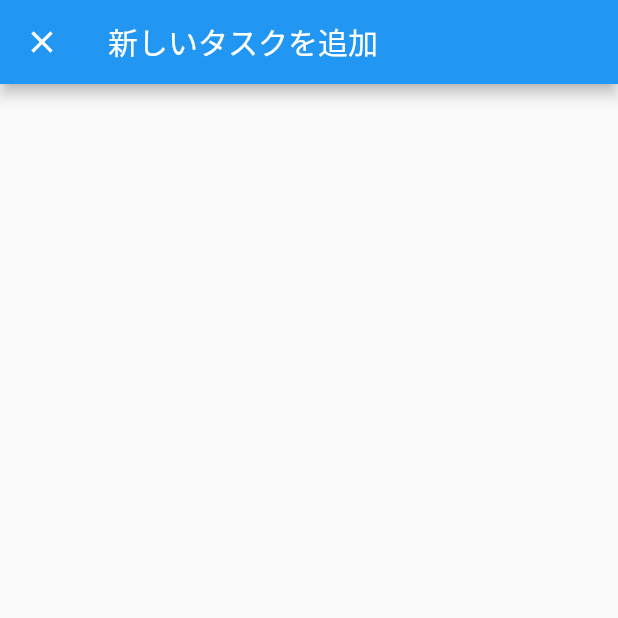
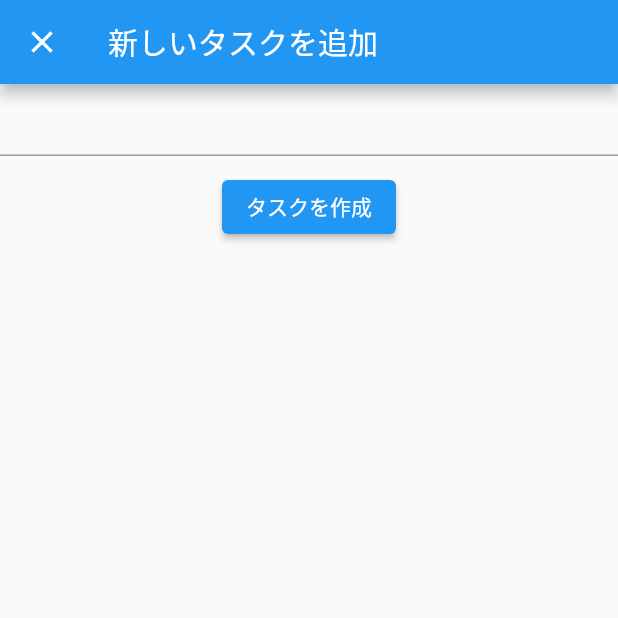
Before and after one commit to Gonmura-inc/riverpod_training, a Flutter app: the screen it shows after launch, after a tap on the "add" icon, on a phone screen of 412 x 824 dp, the top half of it. Run offline on Flutter 3.47's test engine with Material 2 defaults, Android fonts, the phone set to English and light mode, and no system bars; our stand-ins replace cloud_firestore, firebase_core, flutter_hooks, freezed_annotation, go_router, hooks_riverpod and 2 more; accounts and stored records are empty; generated files the repository leaves out were written again; statements that could not run were skipped.

Commit message:
タスク追加処理

```diff
--- a/lib/app.dart
+++ b/lib/app.dart
@@ -2,7 +2,7 @@ import 'package:flutter/material.dart';
 import 'package:hooks_riverpod/hooks_riverpod.dart';
 import 'package:riverpod_training/app_router.dart';
 
-//stlと打つと stlConsumerという候補が出てくるので、それを押すとConsumerWidgetの雛形ができます
+//stlと打つと stlConsumerという候補が出てくるので、それを押すとConsumerWidgetの雛形ができる
 class MyApp extends ConsumerWidget {
   const MyApp({super.key});
 
--- a/lib/app_router.dart
+++ b/lib/app_router.dart
@@ -8,7 +8,6 @@ import 'package:riverpod_annotation/riverpod_annotation.dart';
 part 'app_router.g.dart';
 
 final _rootNavigatorKey = GlobalKey<NavigatorState>();
-final _shellNavigatorKey = GlobalKey<NavigatorState>();
 
 enum AppRoute {
   tasks,
@@ -28,15 +27,16 @@ GoRouter goRouter(GoRouterRef ref) {
           pageBuilder: (context, state) {
             return const NoTransitionPage(child: TasksScreen());
           },
-      ),
+          routes: [
             GoRoute(
-        path: '/newTask',
+              path: 'new_task',
               name: AppRoute.newTask.name,
               pageBuilder: (context, state) {
                 return const MaterialPage(
                     fullscreenDialog: true, child: NewTaskScreen());
               },
             ),
+          ]),
     ],
   );
 }
--- a/lib/main.dart
+++ b/lib/main.dart
@@ -3,6 +3,7 @@ import 'package:flutter/material.dart';
 import 'package:hooks_riverpod/hooks_riverpod.dart';
 import 'package:riverpod_training/app.dart';
 import 'package:riverpod_training/firebase_options.dart';
+import 'package:stack_trace/stack_trace.dart' as stack_trace;
 
 void main() async {
   WidgetsFlutterBinding.ensureInitialized();
@@ -10,4 +11,9 @@ void main() async {
     options: DefaultFirebaseOptions.currentPlatform,
   );
   runApp(const ProviderScope(child: MyApp()));
+  FlutterError.demangleStackTrace = (StackTrace stack) {
+    if (stack is stack_trace.Trace) return stack.vmTrace;
+    if (stack is stack_trace.Chain) return stack.toTrace().vmTrace;
+    return stack;
+  };
 }
--- /dev/null
+++ b/lib/task.dart
@@ -0,0 +1,17 @@
+import 'package:cloud_firestore/cloud_firestore.dart';
+import 'package:freezed_annotation/freezed_annotation.dart';
+import 'package:riverpod_training/timestamp_converter.dart';
+
+part 'task.freezed.dart';
+part 'task.g.dart';
+
+@freezed
+class Task with _$Task {
+  factory Task({
+    required String taskId,
+    required String title,
+    @TimestampConverter() required Timestamp createdAt,
+  }) = _Task;
+
+  factory Task.fromJson(Map<String, dynamic> json) => _$TaskFromJson(json);
+}
--- /dev/null
+++ b/lib/timestamp_converter.dart
@@ -0,0 +1,14 @@
+import 'package:cloud_firestore/cloud_firestore.dart';
+import 'package:freezed_annotation/freezed_annotation.dart';
+
+class TimestampConverter implements JsonConverter<Timestamp, Timestamp> {
+  const TimestampConverter();
+
+  @override
+  Timestamp fromJson(Timestamp timestamp) {
+    return timestamp;
+  }
+
+  @override
+  Timestamp toJson(Timestamp date) => date;
+}
--- a/lib/view/new_task_screen.dart
+++ b/lib/view/new_task_screen.dart
@@ -1,13 +1,82 @@
+import 'package:cloud_firestore/cloud_firestore.dart';
 import 'package:flutter/material.dart';
+import 'package:flutter_hooks/flutter_hooks.dart';
+import 'package:go_router/go_router.dart';
 import 'package:hooks_riverpod/hooks_riverpod.dart';
+import 'package:riverpod_training/app_router.dart';
+import 'package:riverpod_training/task.dart';
+import 'package:uuid/uuid.dart';
 
 class NewTaskScreen extends HookConsumerWidget {
   const NewTaskScreen({super.key});
   @override
   Widget build(BuildContext context, WidgetRef ref) {
+    final taskTitleController = useTextEditingController();
+    final formKey = GlobalKey<FormState>();
     return Scaffold(
       appBar: AppBar(title: const Text("新しいタスクを追加")),
-      body: Container(),
+      body: SingleChildScrollView(
+        child: Form(
+          key: formKey,
+          child: Column(
+            children: [
+              //タスクのタイトルを入れるフォーム
+              TextFormField(
+                controller: taskTitleController,
+                validator: (value) {
+                  if (value == "") {
+                    return "必須入力項目です";
+                  }
+                  return null;
+                },
+              ),
+              const SizedBox(
+                height: 10,
+              ),
+              //タスク追加ボタン
+              ElevatedButton(
+                onPressed: () {
+                  //タスクを作る処理（ロジック）はview(見た目)とは関係がないので、
+                  //メソッドを作成して見た目に関わるコードから分離するのが良い
+                  //_(アンダースコア)をつけて関数名を定義し、
+                  //関数にカーソルを当てた状態でcmd+.を押すとcreate methodという候補を選択
+                  if (formKey.currentState!.validate()) {
+                    _createNewTask(
+                      context: context,
+                      ref: ref,
+                      title: taskTitleController.text,
+                    );
+                  }
+                },
+                child: const Text('タスクを作成'),
+              )
+            ],
+          ),
+        ),
+      ),
     );
   }
+
+  void _createNewTask({
+    required BuildContext context,
+    required WidgetRef ref,
+    required String title,
+  }) async {
+    //taskデータクラスのインスタンスを作成
+    //taskIdはuuidパッケージを使ってランダムなidを自動で生成
+    try {
+      Task newTask = Task(
+        taskId: const Uuid().v4(),
+        title: title,
+        createdAt: Timestamp.now(),
+      );
+      //firebaseのtasksコレクションにタスクを追加
+      final FirebaseFirestore db = FirebaseFirestore.instance;
+      //taskコレクションのtaskIdドキュメントを作成、中身に作成したtaskクラスのインスタンスを格納する
+      await db.collection("tasks").doc(newTask.taskId).set(newTask.toJson());
+      context.goNamed(AppRoute.tasks.name);
+    } catch (e) {
+      print(e.toString());
+    }
+  }
 }
--- a/lib/view/tasks_screen.dart
+++ b/lib/view/tasks_screen.dart
@@ -13,9 +13,10 @@ class TasksScreen extends HookConsumerWidget {
       ),
       body: Container(),
       floatingActionButton: FloatingActionButton(
+          tooltip: "新しいタスクを作成",
           child: const Icon(Icons.add),
           onPressed: () {
-            context.pushNamed(AppRoute.newTask.name);
+            context.goNamed(AppRoute.newTask.name);
           }),
     );
   }
--- a/pubspec.yaml
+++ b/pubspec.yaml
@@ -41,6 +41,10 @@ dependencies:
   riverpod_generator: ^2.2.3
   freezed_annotation: ^2.2.0
   json_annotation: ^4.8.1
+  flutter_hooks: ^0.18.6
+  cloud_firestore: ^4.7.1
+  uuid: ^3.0.7
+
 
 dev_dependencies:
   flutter_test:
```
Also changed, not shown: lib/task.freezed.dart (added), lib/task.g.dart (added), pubspec.lock, 1 other file. Lines whose indentation alone changed are shown as unchanged.
